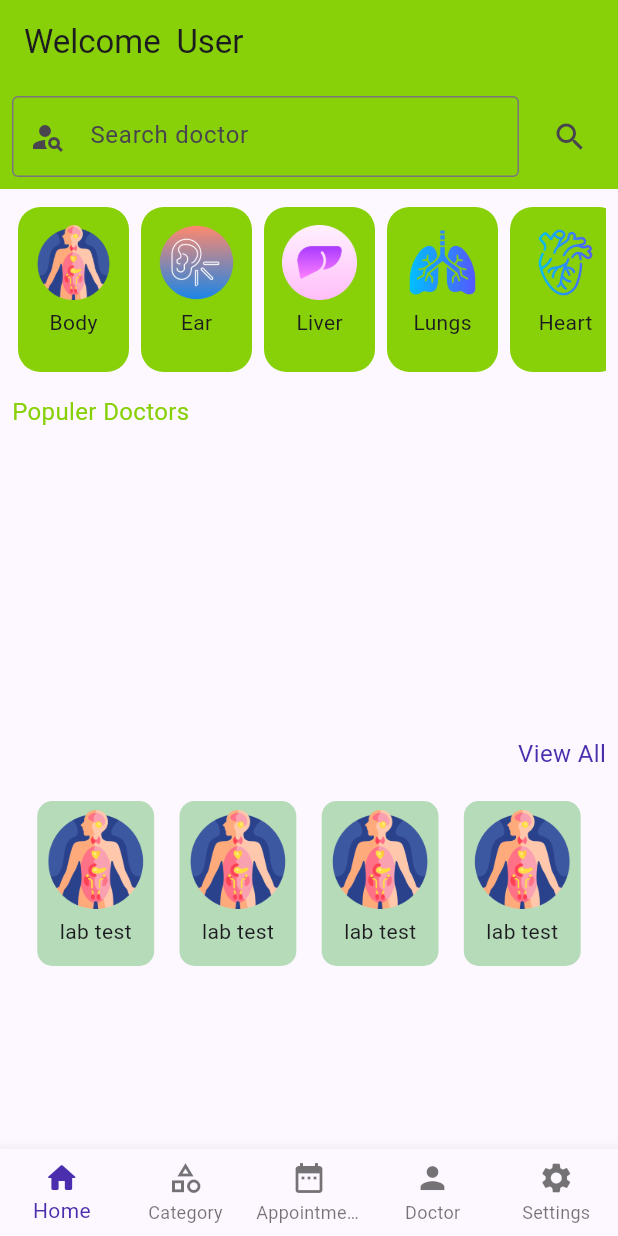
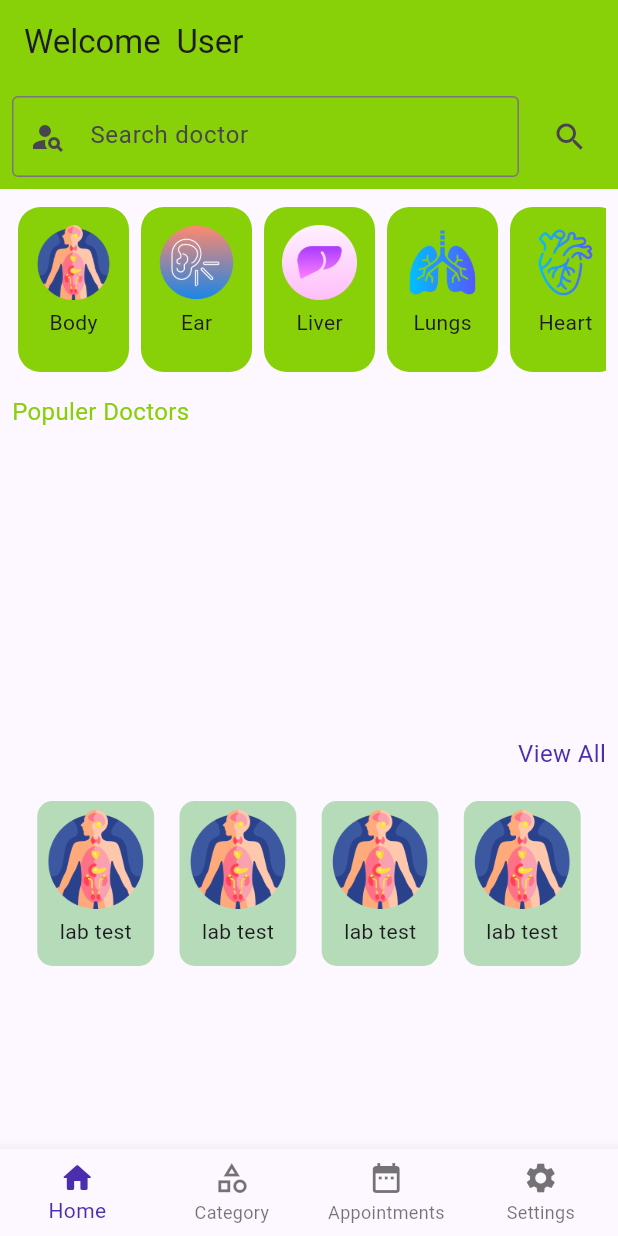
Before and after one commit to sagor1414/sMedical, a Flutter app: the screen it shows once a user with an empty profile is signed in, on a phone screen of 412 x 824 dp. Run offline on Flutter 3.47's test engine with Material 3 defaults, Android fonts, the phone set to English and light mode, and no system bars; our stand-ins replace cloud_firestore, firebase_auth, firebase_core, get, velocity_x; accounts and stored records are empty.

Commit message:
fixing bugs

```diff
--- a/lib/app/home/view/home.dart
+++ b/lib/app/home/view/home.dart
@@ -1,5 +1,4 @@
 import 'package:flutter/material.dart';
-import 'package:s_medi/app/auth/view/login_page.dart';
 import 'package:s_medi/app/category/view/category_view.dart';
 import 'package:s_medi/app/home/view/home_screen.dart';
 import 'package:s_medi/app/settings/view/setting_view.dart';
@@ -20,7 +19,6 @@ class _HomeState extends State<Home> {
     const HomeScreen(),
     const CategoryScreenn(),
     const TotalAppointment(),
-    const LoginView(),
     const SettingsView(),
   ];
   @override
@@ -46,7 +44,6 @@ class _HomeState extends State<Home> {
               icon: Icon(Icons.category_outlined), label: "Category"),
           BottomNavigationBarItem(
               icon: Icon(Icons.date_range), label: "Appointments"),
-          BottomNavigationBarItem(icon: Icon(Icons.person), label: "Doctor"),
           BottomNavigationBarItem(
               icon: Icon(Icons.settings), label: "Settings"),
         ],
```
